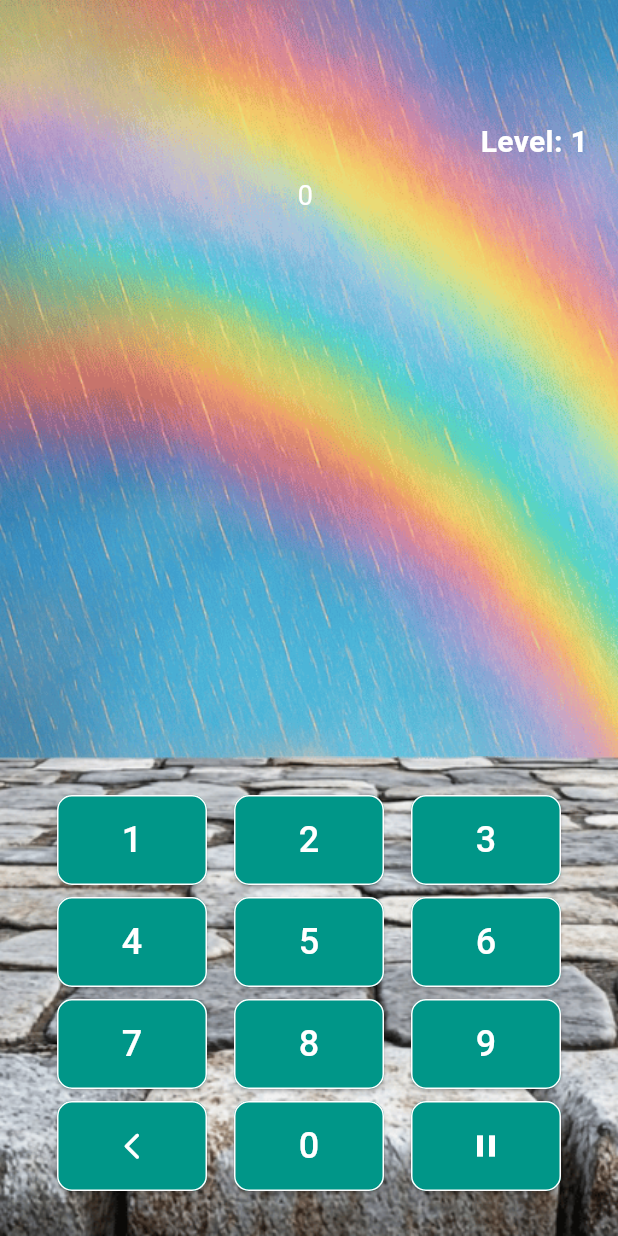
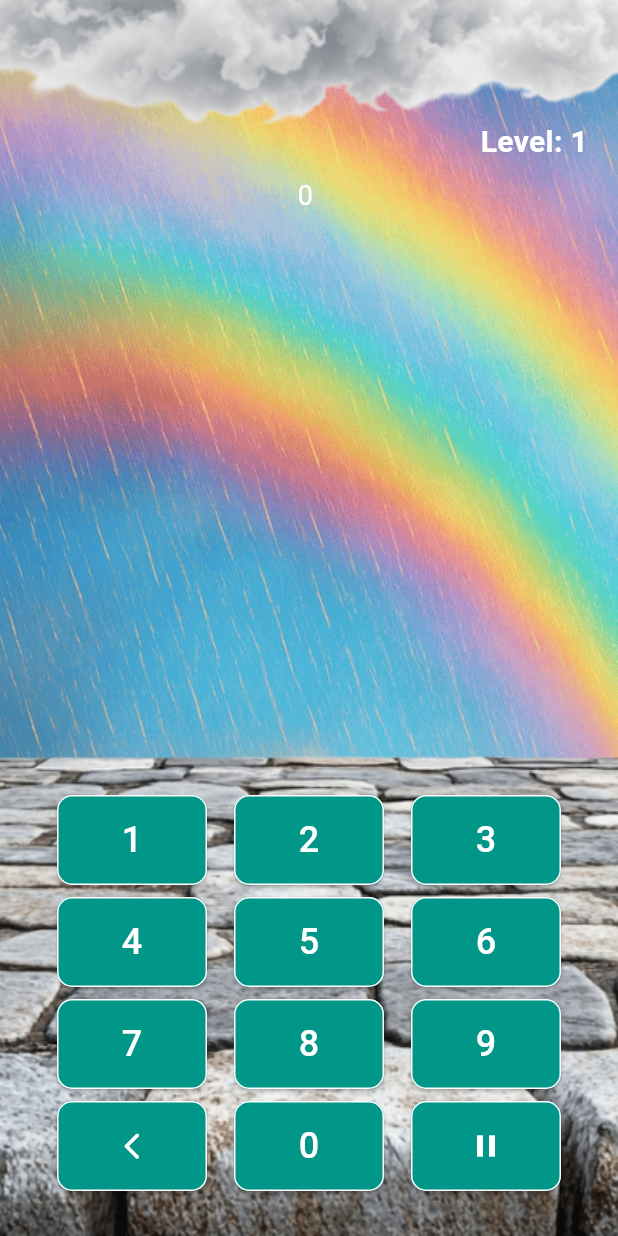
Before and after one commit to juansabaye/falling_numbers, a Flutter app: the HomePage screen opened directly, on a phone screen of 412 x 824 dp. Run offline on Flutter 3.47's test engine with Material 3 defaults, Android fonts, the phone set to English and light mode, and no system bars; our stand-ins replace shared_preferences; accounts and stored records are empty.

```diff
--- a/lib/app/views/home_page.dart
+++ b/lib/app/views/home_page.dart
@@ -1,3 +1,4 @@
+import 'package:falling_numbers/app/atoms/cloud_widget.dart';
 import 'package:falling_numbers/app/atoms/ground_widget.dart';
 import 'package:falling_numbers/app/atoms/keyboard.dart';
 import 'package:falling_numbers/app/atoms/level_counter.dart';
@@ -36,13 +37,12 @@ class _HomePageState extends State<HomePage> {
                 bottom: 0,
                 child: RainView(),
               ),
-
-              // Positioned(
-              //   top: -kToolbarHeight * 1.6,
-              //   left: 0,
-              //   right: 0,
-              //   child: CloudWidget(),
-              //),
+              Positioned(
+                top: -kToolbarHeight * 1.6,
+                left: 0,
+                right: 0,
+                child: CloudWidget(),
+              ),
               Positioned(left: 0, right: 0, bottom: 0, child: GroundWidget()),
               Positioned(bottom: 0, left: 0, right: 0, child: KeyBoard()),
               Positioned(top: 80, right: 20, child: LevelCounter()),
```
